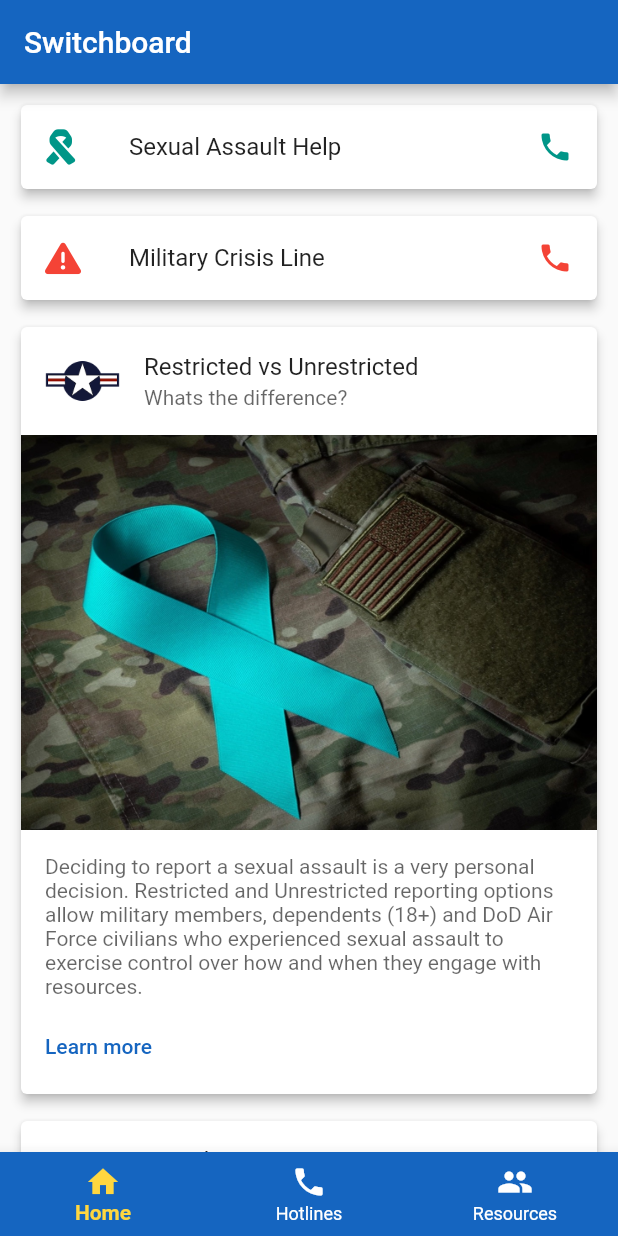
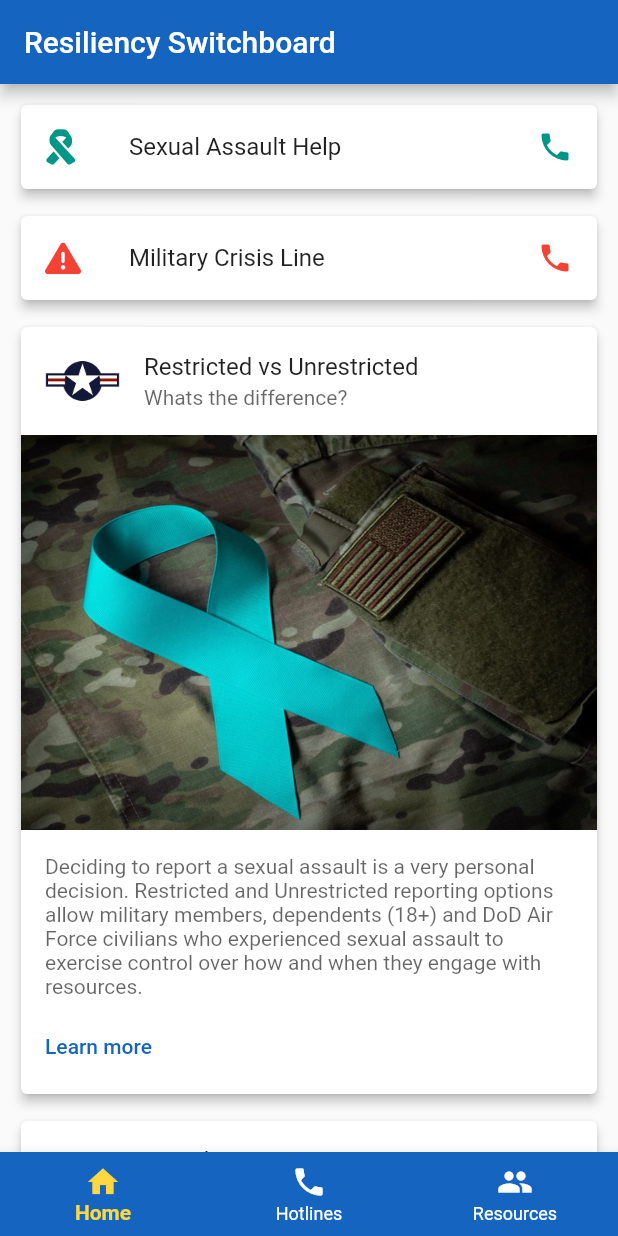
Before and after one commit to bfemmer/switchboard, a Flutter app: the screen it shows after launch, on a phone screen of 412 x 824 dp. Run offline on Flutter 3.47's test engine with Material 2 defaults, Android fonts, the phone set to English and light mode, and no system bars; our stand-ins replace font_awesome_flutter, sqflite; accounts and stored records are empty.

Commit message:
Updated appbar title.

```diff
--- a/lib/presentation/main_page.dart
+++ b/lib/presentation/main_page.dart
@@ -31,7 +31,7 @@ class _MainPageState extends State<MainPage> {
   Widget build(BuildContext context) {
     return Scaffold(
       appBar: AppBar(
-        title: const Text('Switchboard'),
+        title: const Text('Resiliency Switchboard'),
       ),
       body: _widgetOptions.elementAt(_selectedIndex),
       bottomNavigationBar: BottomNavigationBar(
```
